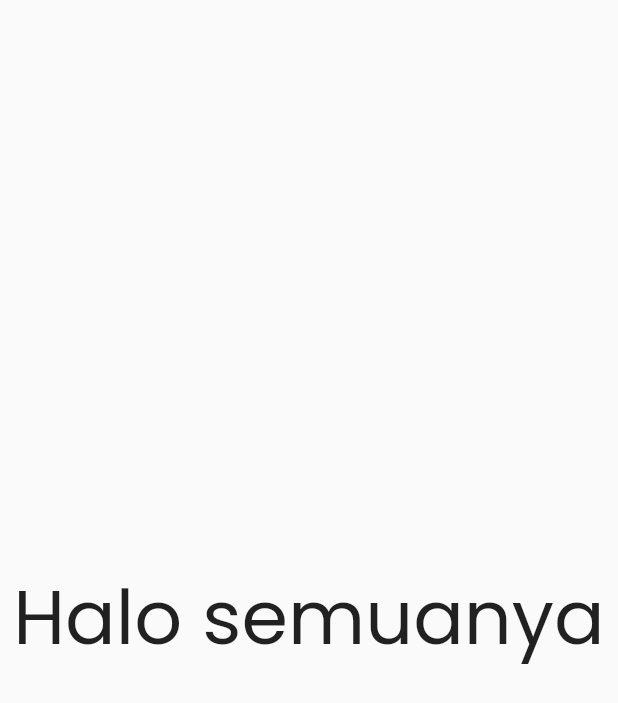
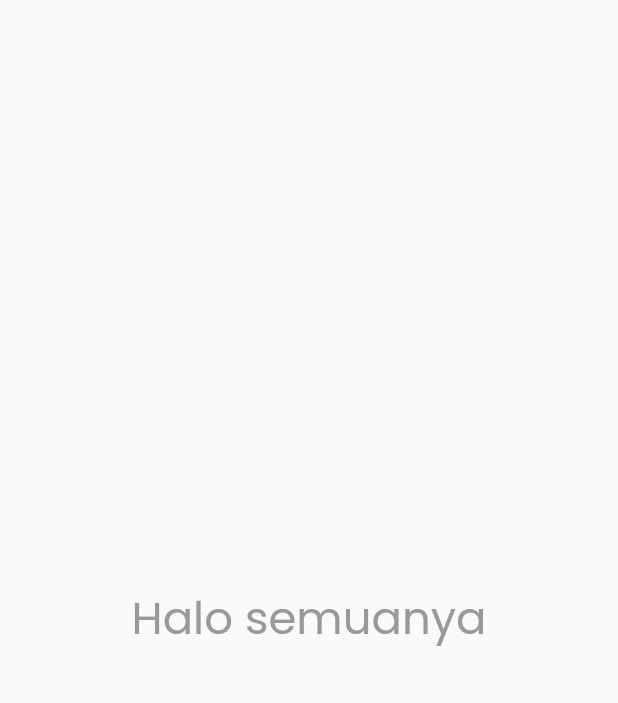
Before and after one commit to IdaDanuartha/shamo-mobile-flutter, a Flutter app: the screen it shows after launch, on a phone screen of 412 x 824 dp. Shown: the top 703 px of the screen. Run offline on Flutter 3.47's test engine with Material 2 defaults, Android fonts, the phone set to English and light mode, and no system bars; our stand-ins replace google_fonts.

Commit message:
implement theme

```diff
--- a/lib/main.dart
+++ b/lib/main.dart
@@ -1,5 +1,6 @@
 import 'package:flutter/material.dart';
 import 'package:google_fonts/google_fonts.dart';
+import 'package:mobile_flutter/themes.dart';
 
 void main() {
   runApp(const MyApp());
@@ -24,7 +25,7 @@ class HomePage extends StatelessWidget {
   Widget build(BuildContext context) {
     return Scaffold(
       body: Center(
-        child: Text('Halo semuanya', style: GoogleFonts.poppins(fontSize: 50),),
+        child: Text('Halo semuanya', style: secondaryTextStyle.copyWith(fontSize: 30),),
       ),
     );
   }
```
